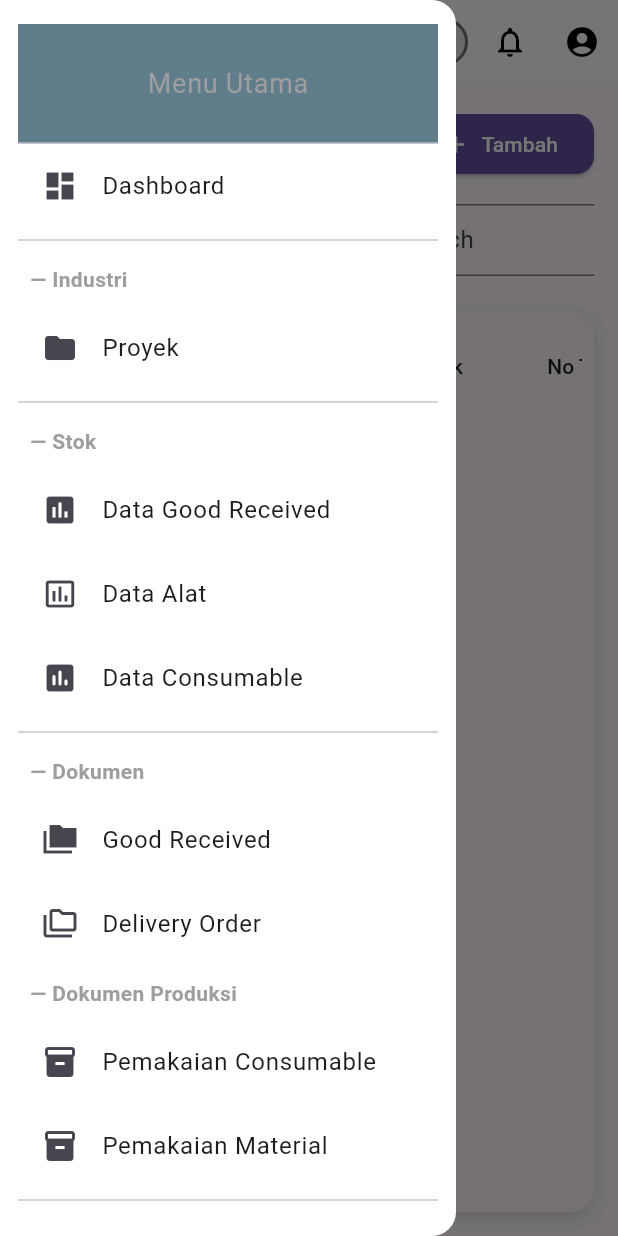
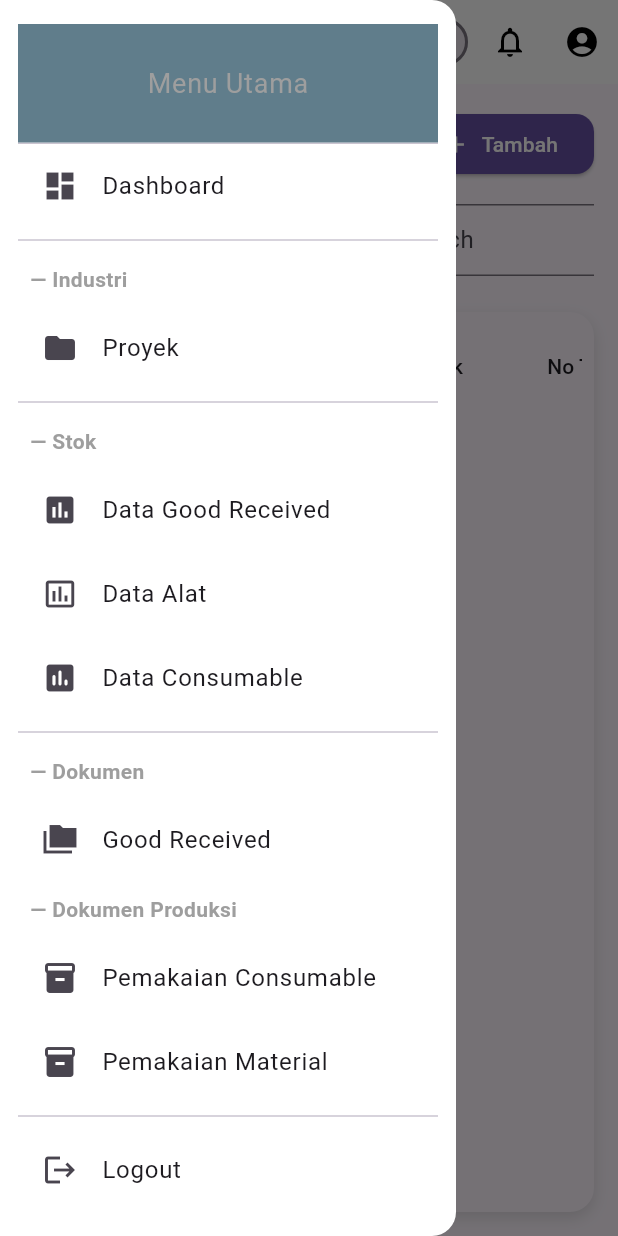
Before and after one commit to muhammad-ari-kuncoro/Warehouse-Mobile-Apps, a Flutter app: the GoodReceived screen opened directly, with the side drawer open, on a phone screen of 412 x 824 dp. Run offline on Flutter 3.47's test engine with Material 3 defaults, Android fonts, the phone set to English and light mode, and no system bars; our stand-ins replace shared_preferences; accounts and stored records are empty; network calls fail.

Commit message:
feat: clear sidebar delivery order menu

```diff
--- a/lib/menuGoodReceived/indexGoodReceived.dart
+++ b/lib/menuGoodReceived/indexGoodReceived.dart
@@ -227,13 +227,7 @@ class _GoodReceivedState extends State<GoodReceived> {
                 );
               },
             ),
-            ListTile(
-              leading: const Icon(Icons.folder_copy_outlined),
-              title: const Text('Delivery Order'),
-              onTap: () {
-                navigateWithSlide(context, const DummyPage(title: 'Laporan'));
-              },
-            ),
+
             // Heading
             const Padding(
               padding: EdgeInsets.symmetric(vertical: 8.0, horizontal: 8.0),
```
